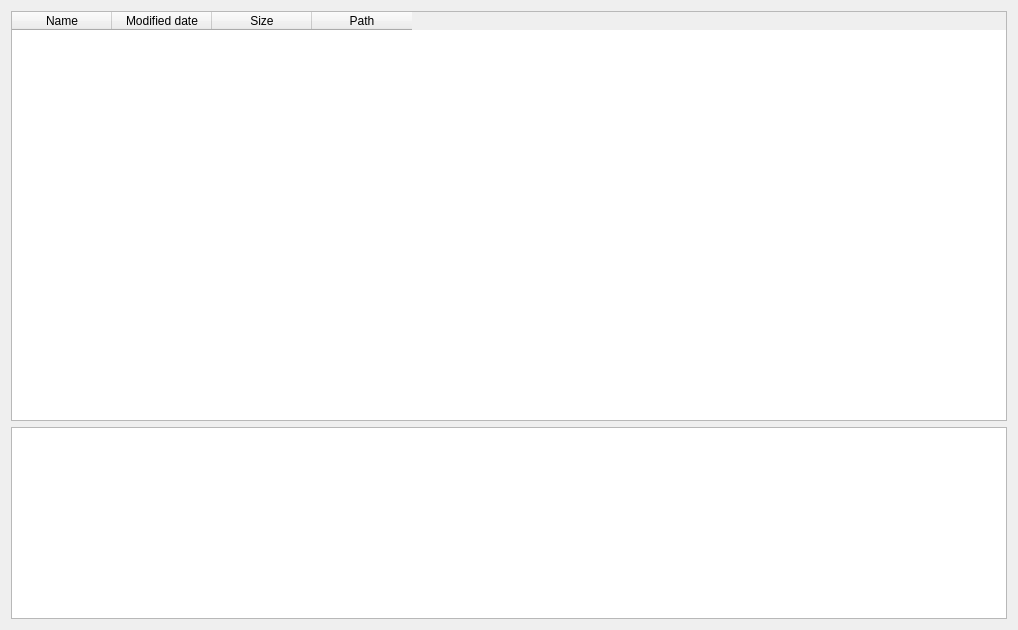
First picture: the form in gui/src/MainView.ui, repository DerKnerd/blender-render-control, before the edit.
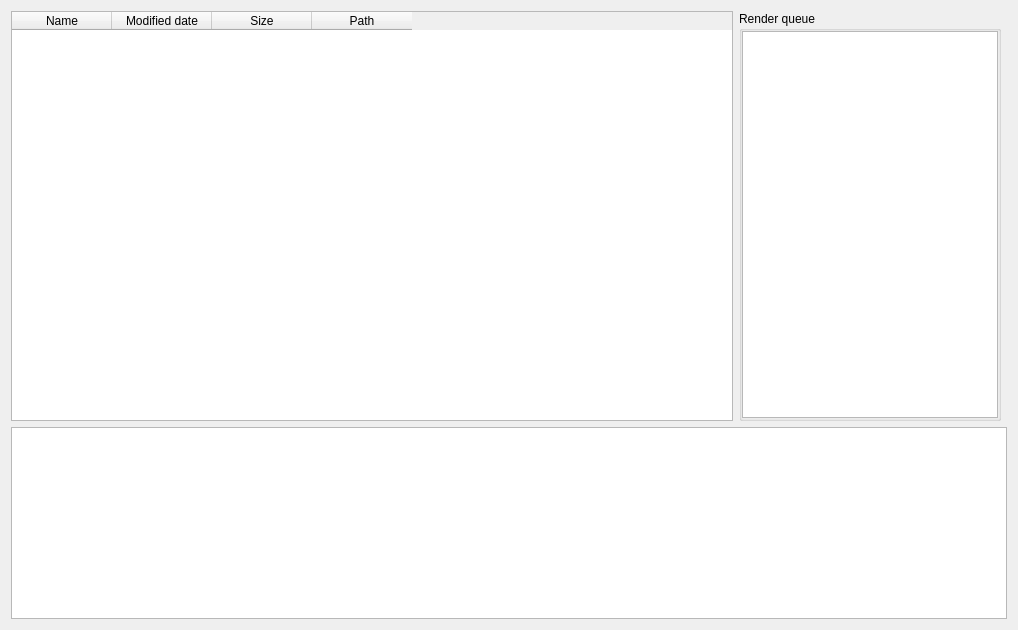
Second picture: the form after the edit.

Commit message: Updated gui client with list of current job queue

```diff
--- a/gui/src/MainView.ui
+++ b/gui/src/MainView.ui
@@ -12,8 +12,6 @@
         </property>
         <layout class="QGridLayout" name="gridLayout">
             <item row="0" column="0">
-                <layout class="QVBoxLayout" name="verticalLayout_2">
-                    <item>
                         <widget class="QTableWidget" name="availableFiles">
                             <property name="editTriggers">
                                 <set>QAbstractItemView::NoEditTriggers</set>
@@ -61,7 +59,7 @@
                             </column>
                         </widget>
                     </item>
-                    <item alignment="Qt::AlignBottom">
+            <item row="1" column="0" colspan="3" alignment="Qt::AlignBottom">
                         <widget class="QPlainTextEdit" name="logData">
                             <property name="minimumSize">
                                 <size>
@@ -79,7 +77,39 @@
                             </property>
                         </widget>
                     </item>
-                </layout>
+            <item row="0" column="1" alignment="Qt::AlignRight">
+                <widget class="QGroupBox" name="groupBox">
+                    <property name="title">
+                        <string>Render queue</string>
+                    </property>
+                    <layout class="QGridLayout" name="gridLayout_2">
+                        <property name="leftMargin">
+                            <number>0</number>
+                        </property>
+                        <property name="topMargin">
+                            <number>0</number>
+                        </property>
+                        <property name="rightMargin">
+                            <number>0</number>
+                        </property>
+                        <property name="bottomMargin">
+                            <number>0</number>
+                        </property>
+                        <property name="spacing">
+                            <number>0</number>
+                        </property>
+                        <item row="0" column="0">
+                            <widget class="QListWidget" name="renderQueue">
+                                <property name="editTriggers">
+                                    <set>QAbstractItemView::NoEditTriggers</set>
+                                </property>
+                                <property name="selectionMode">
+                                    <enum>QAbstractItemView::ExtendedSelection</enum>
+                                </property>
+                            </widget>
+                        </item>
+                    </layout>
+                </widget>
             </item>
         </layout>
     </widget>
```
Lines whose indentation alone changed are shown as unchanged. The commit also changes 10 other files.
